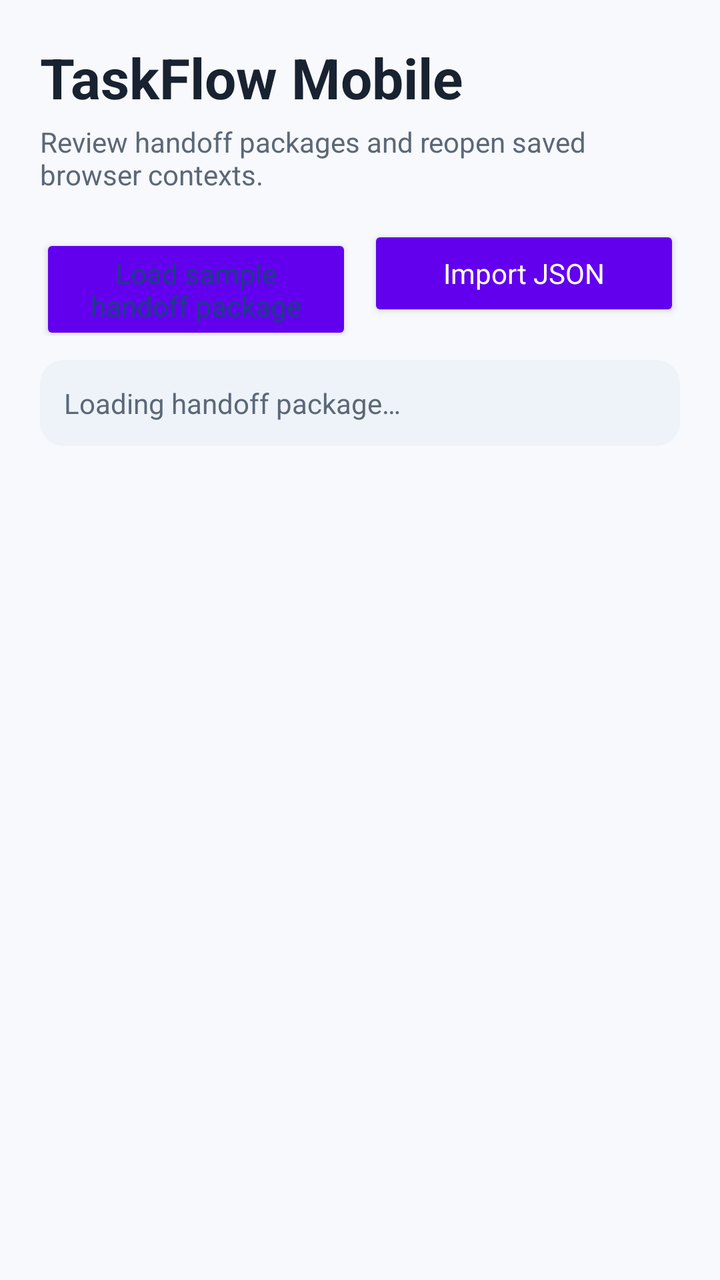
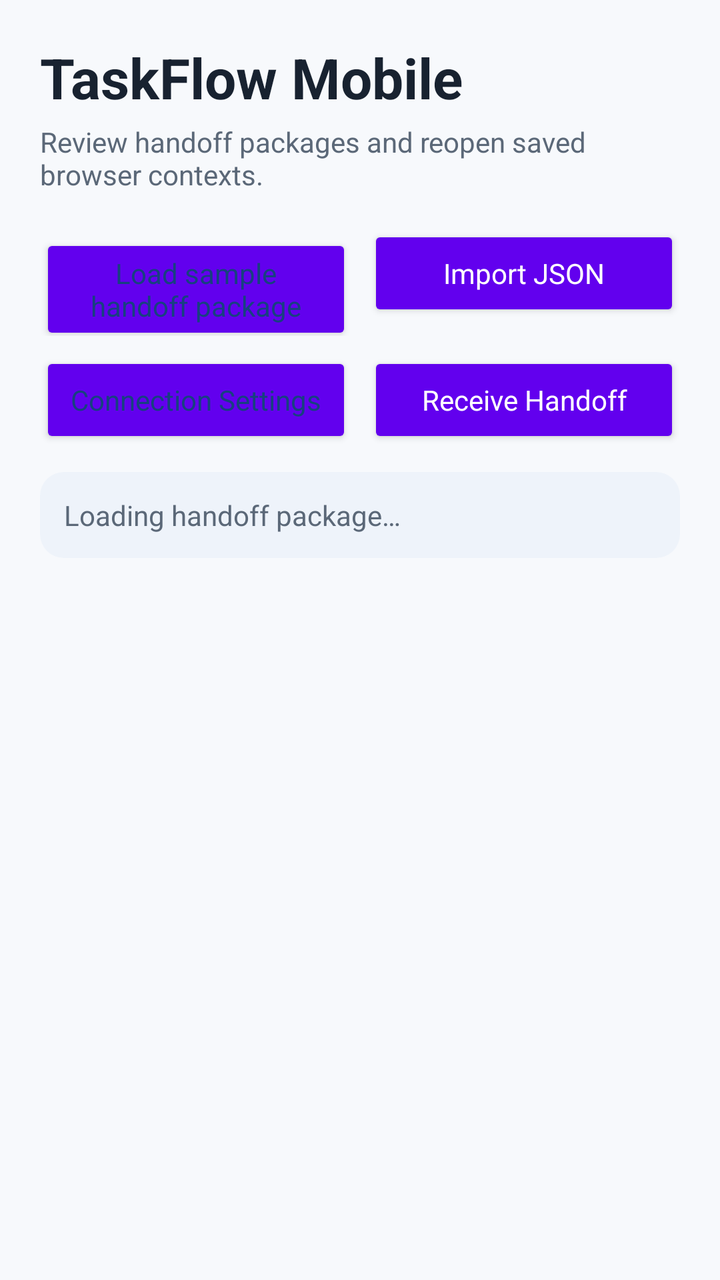

Screens rendered from an Android XML layout before and after an edit, with the pre-edit source and the edit as a unified diff.
<!-- AndroidManifest.xml: fallback theme Theme.MaterialComponents.DayNight.NoActionBar -->
<!-- res/layout/activity_main.xml -->
<?xml version="1.0" encoding="utf-8"?>
<LinearLayout xmlns:android="http://schemas.android.com/apk/res/android"
    android:layout_width="match_parent"
    android:layout_height="match_parent"
    android:orientation="vertical"
    android:background="@color/surface"
    android:paddingStart="@dimen/screen_padding"
    android:paddingTop="@dimen/screen_padding"
    android:paddingEnd="@dimen/screen_padding"
    android:paddingBottom="@dimen/screen_padding">

    <TextView
        android:id="@+id/titleText"
        android:layout_width="match_parent"
        android:layout_height="wrap_content"
        android:text="@string/app_name"
        android:textColor="@color/on_surface"
        android:textSize="28sp"
        android:textStyle="bold"
        android:fontFamily="sans" />

    <TextView
        android:layout_width="match_parent"
        android:layout_height="wrap_content"
        android:layout_marginTop="4dp"
        android:text="@string/app_subtitle"
        android:textColor="@color/on_surface_muted"
        android:textSize="14sp" />

    <LinearLayout
        android:layout_width="match_parent"
        android:layout_height="wrap_content"
        android:layout_marginTop="16dp"
        android:orientation="horizontal">

        <Button
            android:id="@+id/loadSampleButton"
            style="@style/TaskFlowButton.Secondary"
            android:layout_width="0dp"
            android:layout_height="wrap_content"
            android:layout_weight="1"
            android:text="@string/load_sample_package" />

        <Button
            android:id="@+id/importJsonButton"
            style="@style/TaskFlowButton.Primary"
            android:layout_width="0dp"
            android:layout_height="wrap_content"
            android:layout_marginStart="8dp"
            android:layout_weight="1"
            android:text="@string/import_json" />
    </LinearLayout>

    <TextView
        android:id="@+id/statusText"
        android:layout_width="match_parent"
        android:layout_height="wrap_content"
        android:layout_marginTop="12dp"
        android:background="@drawable/status_background"
        android:padding="12dp"
        android:text="@string/loading_package"
        android:textColor="@color/on_surface_muted"
        android:textSize="14sp"
        android:lineSpacingExtra="2dp"
        android:accessibilityLiveRegion="polite" />

    <ScrollView
        android:layout_width="match_parent"
        android:layout_height="0dp"
        android:layout_weight="1"
        android:layout_marginTop="12dp"
        android:clipToPadding="false"
        android:fillViewport="true">

        <LinearLayout
            android:id="@+id/activityContent"
            android:layout_width="match_parent"
            android:layout_height="wrap_content"
            android:orientation="vertical"
            android:paddingBottom="12dp" />
    </ScrollView>
</LinearLayout>
<!-- resources referenced by this layout -->
<resources>
  <color name="on_surface">#182230</color>
  <color name="on_surface_muted">#5B6878</color>
  <color name="surface">#F7F9FC</color>
  <dimen name="screen_padding">20dp</dimen>
  <!-- drawable status_background (drawable) -->
  <?xml version="1.0" encoding="utf-8"?>
  <shape xmlns:android="http://schemas.android.com/apk/res/android">
      <solid android:color="@color/surface_subtle" />
      <corners android:radius="@dimen/card_radius" />
  </shape>
  <string name="app_name">TaskFlow Mobile</string>
  <string name="app_subtitle">Review handoff packages and reopen saved browser contexts.</string>
  <string name="import_json">Import JSON</string>
  <string name="load_sample_package">Load sample handoff package</string>
  <string name="loading_package">Loading handoff package…</string>
  <style name="TaskFlowButton.Primary" parent="TaskFlowButton">
          <item name="android:backgroundTint">@color/primary</item>
      </style>
  <style name="TaskFlowButton.Secondary" parent="TaskFlowButton">
          <item name="android:backgroundTint">@color/surface_subtle</item>
          <item name="android:textColor">@color/primary_dark</item>
      </style>
  <color name="surface_subtle">#EEF3FA</color>
  <dimen name="card_radius">12dp</dimen>
  <style name="TaskFlowButton" parent="android:style/Widget.Material.Button">
          <item name="android:minHeight">48dp</item>
          <item name="android:paddingStart">12dp</item>
          <item name="android:paddingEnd">12dp</item>
          <item name="android:textAllCaps">false</item>
          <item name="android:textSize">14sp</item>
          <item name="android:textColor">@color/on_primary</item>
          <item name="android:fontFamily">sans</item>
      </style>
  <color name="primary">#2457A6</color>
  <color name="primary_dark">#17417F</color>
  <color name="on_primary">#FFFFFF</color>
</resources>

<!-- the commit's change to res/layout/activity_main.xml (unified diff, before → after) -->
@@ -51,6 +51,30 @@
             android:text="@string/import_json" />
     </LinearLayout>
 
+    <LinearLayout
+        android:layout_width="match_parent"
+        android:layout_height="wrap_content"
+        android:layout_marginTop="8dp"
+        android:orientation="horizontal">
+
+        <Button
+            android:id="@+id/connectionSettingsButton"
+            style="@style/TaskFlowButton.Secondary"
+            android:layout_width="0dp"
+            android:layout_height="wrap_content"
+            android:layout_weight="1"
+            android:text="@string/connection_settings" />
+
+        <Button
+            android:id="@+id/receiveHandoffButton"
+            style="@style/TaskFlowButton.Primary"
+            android:layout_width="0dp"
+            android:layout_height="wrap_content"
+            android:layout_marginStart="8dp"
+            android:layout_weight="1"
+            android:text="@string/receive_handoff" />
+    </LinearLayout>
+
     <TextView
         android:id="@+id/statusText"
         android:layout_width="match_parent"
@@ -65,6 +89,7 @@
         android:accessibilityLiveRegion="polite" />
 
     <ScrollView
+        android:id="@+id/activityScrollView"
         android:layout_width="match_parent"
         android:layout_height="0dp"
         android:layout_weight="1"
<!-- resource entries referenced after the edit -->
@@ -12,9 +12,11 @@
   </shape>
   <string name="app_name">TaskFlow Mobile</string>
   <string name="app_subtitle">Review handoff packages and reopen saved browser contexts.</string>
+  <string name="connection_settings">Connection Settings</string>
   <string name="import_json">Import JSON</string>
   <string name="load_sample_package">Load sample handoff package</string>
   <string name="loading_package">Loading handoff package…</string>
+  <string name="receive_handoff">Receive Handoff</string>
   <style name="TaskFlowButton.Primary" parent="TaskFlowButton">
           <item name="android:backgroundTint">@color/primary</item>
       </style>
